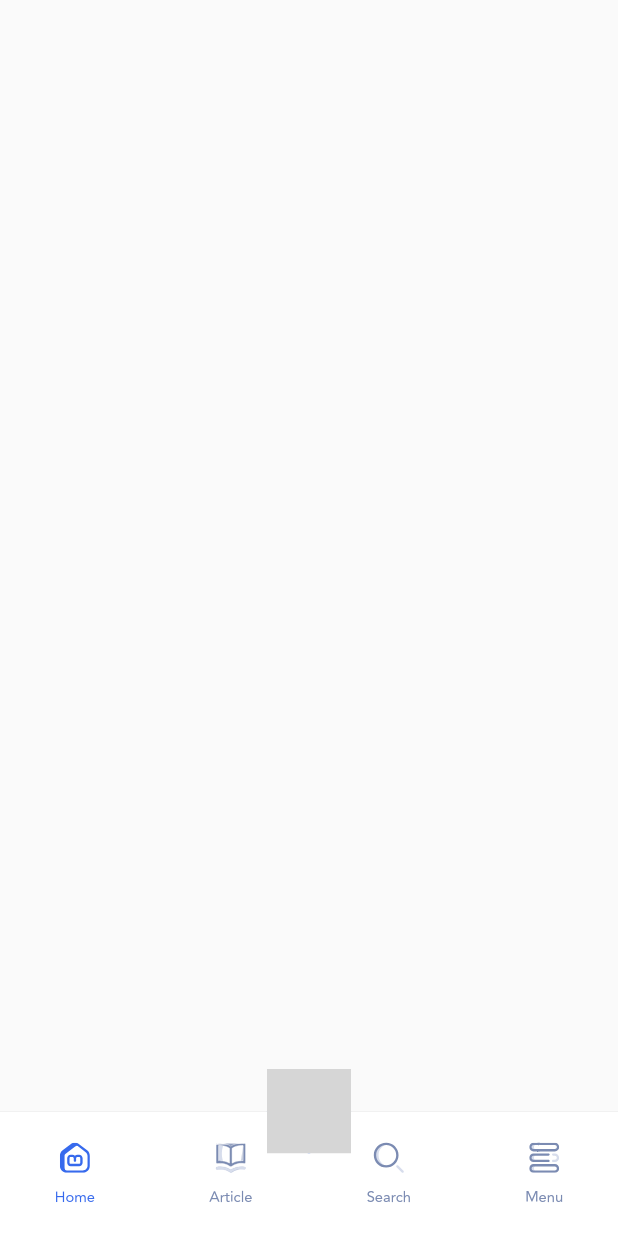
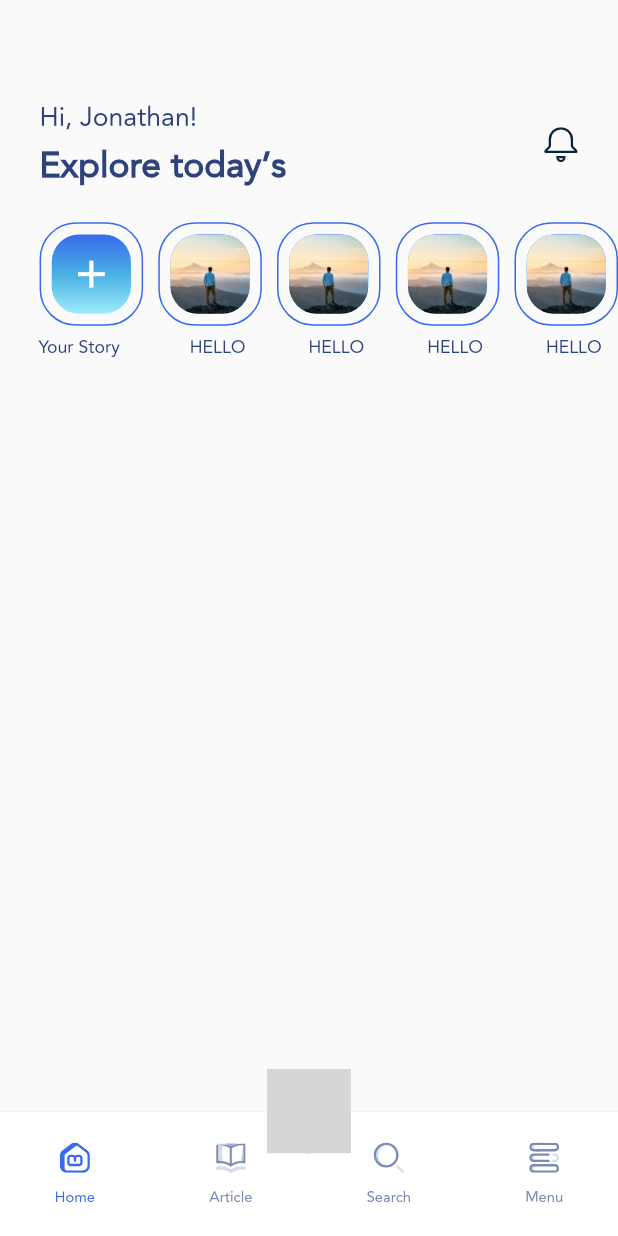
Before and after one commit to MihirLathiya/BlogLand, a Flutter app: the AppBottomBar screen opened directly, on a phone screen of 412 x 824 dp. Run offline on Flutter 3.47's test engine with Material 2 defaults, Android fonts, the phone set to English and light mode, and no system bars; our stand-ins replace flutter_svg, get; grey boxes are pictures that could not be loaded.

Commit message:
init(27-12)

```diff
--- a/lib/view/home_screen/home_screen.dart
+++ b/lib/view/home_screen/home_screen.dart
@@ -1,4 +1,8 @@
+import 'package:blog_land/widget/app_color.dart';
+import 'package:blog_land/widget/common_text.dart';
+import 'package:blog_land/widget/imagepath.dart';
 import 'package:flutter/material.dart';
+import 'package:flutter_svg/svg.dart';
 
 class HomeScreen extends StatefulWidget {
   const HomeScreen({Key? key}) : super(key: key);
@@ -10,6 +14,109 @@ class HomeScreen extends StatefulWidget {
 class _HomeScreenState extends State<HomeScreen> {
   @override
   Widget build(BuildContext context) {
-    return Scaffold();
+    double baseWidth = 812;
+    final size = MediaQuery.of(context).size.height / baseWidth;
+    double font = size * 0.97;
+    return Scaffold(
+      body: Column(
+        children: [
+          SizedBox(height: 64 * size),
+          Padding(
+            padding: EdgeInsets.symmetric(horizontal: 26 * size),
+            child: Row(
+              mainAxisAlignment: MainAxisAlignment.spaceBetween,
+              crossAxisAlignment: CrossAxisAlignment.center,
+              children: [
+                Column(
+                  crossAxisAlignment: CrossAxisAlignment.start,
+                  children: [
+                    CommonText(
+                      text: 'Hi, Jonathan!',
+                      size: 18 * font,
+                      color: AppColor.textColor,
+                    ),
+                    CommonText(
+                      text: 'Explore today’s',
+                      size: 24 * font,
+                      weight: FontWeight.w800,
+                      color: AppColor.textColor,
+                    ),
+                  ],
+                ),
+                SvgPicture.asset(
+                  AppImage.notification,
+                  height: 23 * size,
+                  width: 23 * size,
+                ),
+              ],
+            ),
+          ),
+          SizedBox(height: 20 * size),
+          SingleChildScrollView(
+            scrollDirection: Axis.horizontal,
+            physics: BouncingScrollPhysics(),
+            child: Row(
+              children: [
+                ...List.generate(
+                  5,
+                  (index) {
+                    return Column(
+                      children: [
+                        Container(
+                          margin: EdgeInsets.only(
+                              right: 10 * size,
+                              left: index == 0 ? 26 * size : 0),
+                          height: 68 * size,
+                          width: 68 * size,
+                          padding: EdgeInsets.all(7 * size),
+                          decoration: BoxDecoration(
+                            borderRadius: BorderRadius.circular(24 * size),
+                            border: Border.all(color: AppColor.mainColor),
+                          ),
+                          child: Container(
+                            clipBehavior: Clip.antiAliasWithSaveLayer,
+                            decoration: BoxDecoration(
+                              borderRadius: BorderRadius.circular(18 * size),
+                              gradient: LinearGradient(
+                                colors: [
+                                  Color(0xff376AED),
+                                  Color(0xff49B0E2),
+                                  Color(0xff9CECFB),
+                                ],
+                                begin: Alignment.topCenter,
+                                end: Alignment.bottomCenter,
+                              ),
+                            ),
+                            child: index == 0
+                                ? Icon(
+                                    Icons.add,
+                                    color: AppColor.whiteColor,
+                                    size: 30 * size,
+                                  )
+                                : Image.asset(
+                                    AppImage.image1,
+                                    fit: BoxFit.cover,
+                                  ),
+                          ),
+                        ),
+                        SizedBox(height: 5 * size),
+                        Align(
+                          alignment: Alignment.center,
+                          child: CommonText(
+                            text: index == 0 ? 'Your Story' : 'HELLO',
+                            size: 12 * font,
+                            color: AppColor.textColor,
+                          ),
+                        )
+                      ],
+                    );
+                  },
+                ),
+              ],
+            ),
+          ),
+        ],
+      ),
+    );
   }
 }
--- a/lib/widget/imagepath.dart
+++ b/lib/widget/imagepath.dart
@@ -21,4 +21,5 @@ class AppImage {
   static String menu = 'assets/svg/Menu.svg';
   static String search = 'assets/svg/Search.svg';
   static String plus = 'assets/svg/plus.svg';
+  static String notification = 'assets/svg/notification.svg';
 }
```
Also changed, not shown: assets/svg/notification.svg (added).
